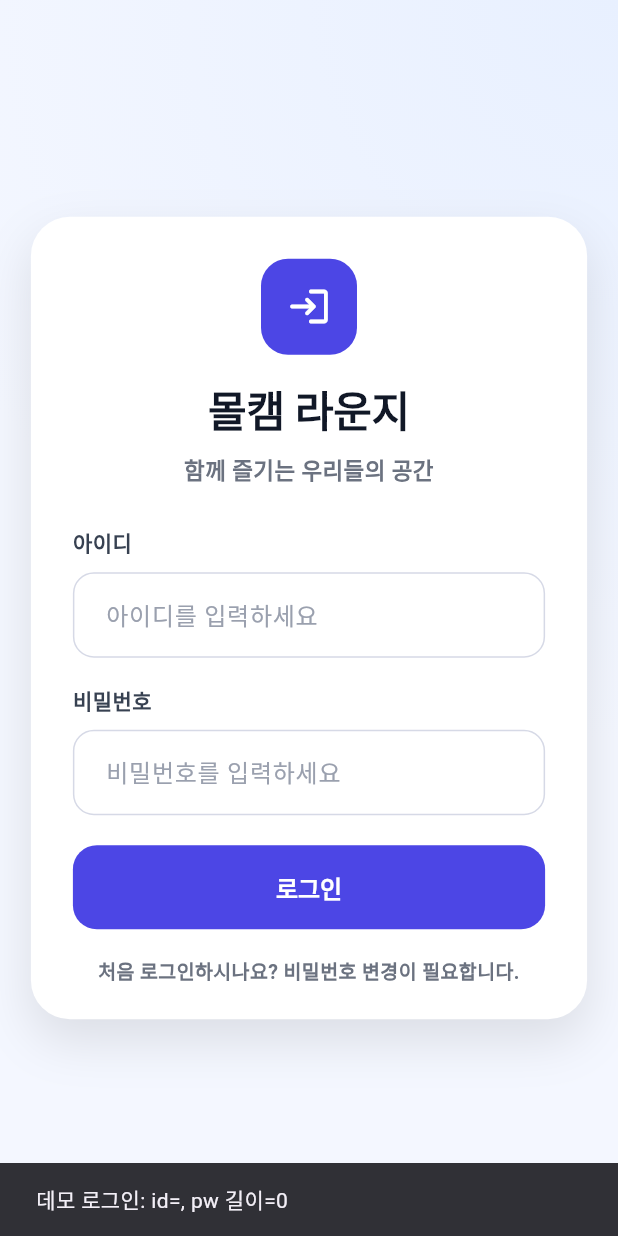
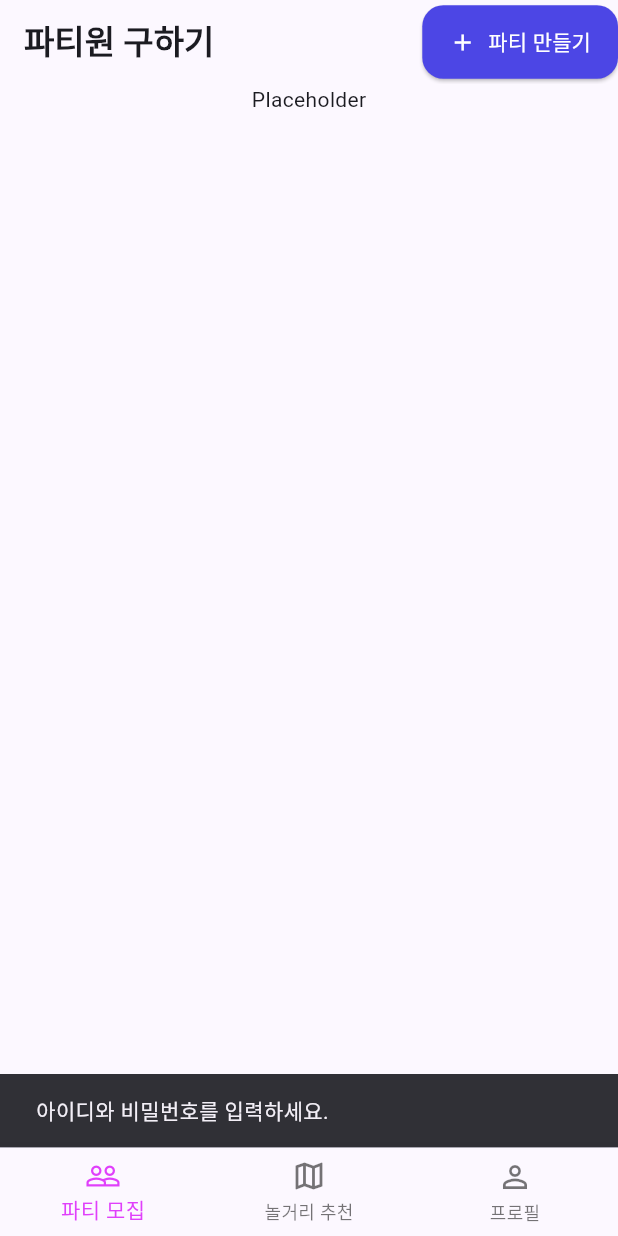
Before and after one commit to widewoods/madcamp_lounge_frontend, a Flutter app: the screen it shows after launch, after a tap on "로그인", on a phone screen of 412 x 824 dp. Run offline on Flutter 3.47's test engine with Material 3 defaults, Android fonts, the phone set to English and light mode, and no system bars.

Commit message:
Main tab and pages init

```diff
--- a/lib/main.dart
+++ b/lib/main.dart
@@ -17,6 +17,7 @@ class MyApp extends StatelessWidget {
       theme: ThemeData(
         useMaterial3: true,
         colorScheme: .fromSeed(seedColor: primary),
+        fontFamilyFallback: const ["Apple SD Gothic Neo", "Noto Sans KR", "Roboto"],
       ),
       home: const LoginPage(),
     );
--- a/lib/pages/login.dart
+++ b/lib/pages/login.dart
@@ -1,4 +1,5 @@
 import 'package:flutter/material.dart';
+import 'package:madcamp_lounge/pages/main_page.dart';
 
 class LoginPage extends StatefulWidget {
   const LoginPage({super.key});
@@ -163,11 +164,16 @@ class _LoginPage extends State<LoginPage> {
     final id = _idCtrl.text.trim();
     final pw = _pwCtrl.text;
 
-    ScaffoldMessenger.of(context).showSnackBar(
-      SnackBar(
-        content: Text("데모 로그인: id=$id, pw 길이=${pw.length}"),
-        duration: const Duration(seconds: 2),
-      ),
+    if(id.isEmpty || pw.isEmpty) {
+      ScaffoldMessenger.of(context).showSnackBar(
+          SnackBar(
+            content: Text("아이디와 비밀번호를 입력하세요."),
+            duration: const Duration(seconds: 2),
+          )
+      );
+    }
+    Navigator.of(context).pushReplacement(
+      MaterialPageRoute(builder: (_) => MainPage())
     );
   }
 }
--- /dev/null
+++ b/lib/pages/main_page.dart
@@ -0,0 +1,51 @@
+import 'package:flutter/material.dart';
+import 'package:madcamp_lounge/tabs/party_tab.dart';
+import 'package:madcamp_lounge/tabs/profile_tab.dart';
+import 'package:madcamp_lounge/tabs/recommend_tab.dart';
+
+class MainPage extends StatefulWidget {
+  const MainPage({super.key});
+
+  @override
+  State<MainPage> createState() => _MainPageState();
+}
+
+class _MainPageState extends State<MainPage> {
+  var _selectedIndex = 0;
+  static const List<Widget> _tabs = <Widget>[
+    PartyTab(),
+    RecommendTab(),
+    ProfileTab(),
+  ];
+
+  void _onIconTapped(int index){
+    setState(() {
+      _selectedIndex = index;
+    });
+  }
+
+  @override
+  Widget build(BuildContext context) {
+    return Scaffold(
+      backgroundColor: Theme.of(context).primaryColor,
+      body:Center(
+        child: _tabs.elementAt(_selectedIndex),
+      ),
+      bottomNavigationBar: Theme(data: Theme.of(context).copyWith(
+        splashColor: Colors.transparent,
+        highlightColor: Colors.transparent,
+      ),
+        child: BottomNavigationBar(
+          items: const <BottomNavigationBarItem>[
+            BottomNavigationBarItem(icon: Icon(Icons.people_outline), label: "파티 모집"),
+            BottomNavigationBarItem(icon: Icon(Icons.map_outlined), label: "놀거리 추천"),
+            BottomNavigationBarItem(icon: Icon(Icons.person_outline), label: "프로필"),
+          ],
+          selectedItemColor: Colors.purpleAccent,
+          currentIndex: _selectedIndex,
+          onTap: _onIconTapped,
+        ),
+      ),
+    );
+  }
+}
--- /dev/null
+++ b/lib/tabs/party_tab.dart
@@ -0,0 +1,73 @@
+import 'package:flutter/material.dart';
+
+class PartyTab extends StatefulWidget {
+  const PartyTab({super.key});
+
+  @override
+  State<PartyTab> createState() => _PartyTabState();
+}
+
+class _PartyTabState extends State<PartyTab> {
+  @override
+  Widget build(BuildContext context) {
+    return Scaffold(
+      appBar: PreferredSize(preferredSize:
+        const Size.fromHeight(kToolbarHeight),
+        child: PartyAppBar(),
+      ),
+
+      body:
+        Center(
+          child: Column(
+            children: [
+              Text("Placeholder"),
+            ],
+          ),
+        )
+    );
+  }
+}
+
+class PartyCard extends StatelessWidget {
+  const PartyCard({super.key});
+
+  @override
+  Widget build(BuildContext context) {
+    return const Placeholder();
+  }
+}
+
+
+class PartyAppBar extends StatelessWidget {
+  const PartyAppBar({
+    super.key,
+  });
+
+  @override
+  Widget build(BuildContext context) {
+    return AppBar(
+      title: Text(
+        "파티원 구하기",
+        textAlign: TextAlign.left,
+        style: Theme.of(context).textTheme.titleLarge?.copyWith(
+          fontWeight: FontWeight.w700,
+        ),
+      ),
+      actions: [
+        ElevatedButton.icon(
+          style: ElevatedButton.styleFrom(
+            backgroundColor: const Color(0xFF4C46E5),
+            foregroundColor: Colors.white,
+            padding: const EdgeInsets.symmetric(horizontal: 18, vertical: 14),
+            shape: RoundedRectangleBorder(
+              borderRadius: BorderRadius.circular(14),
+            ),
+          ),
+          onPressed: () => (), //Todo: 버튼 기능 구현
+          icon: Icon(Icons.add),
+          label: const Text("파티 만들기"),
+        )
+      ],
+    );
+  }
+}
--- /dev/null
+++ b/lib/tabs/profile_tab.dart
@@ -0,0 +1,15 @@
+import 'package:flutter/material.dart';
+
+class ProfileTab extends StatefulWidget {
+  const ProfileTab({super.key});
+
+  @override
+  State<ProfileTab> createState() => _ProfileTabState();
+}
+
+class _ProfileTabState extends State<ProfileTab> {
+  @override
+  Widget build(BuildContext context) {
+    return const Placeholder();
+  }
+}
--- /dev/null
+++ b/lib/tabs/recommend_tab.dart
@@ -0,0 +1,15 @@
+import 'package:flutter/material.dart';
+
+class RecommendTab extends StatefulWidget {
+  const RecommendTab({super.key});
+
+  @override
+  State<RecommendTab> createState() => _RecommendTabState();
+}
+
+class _RecommendTabState extends State<RecommendTab> {
+  @override
+  Widget build(BuildContext context) {
+    return const Placeholder();
+  }
+}
```
